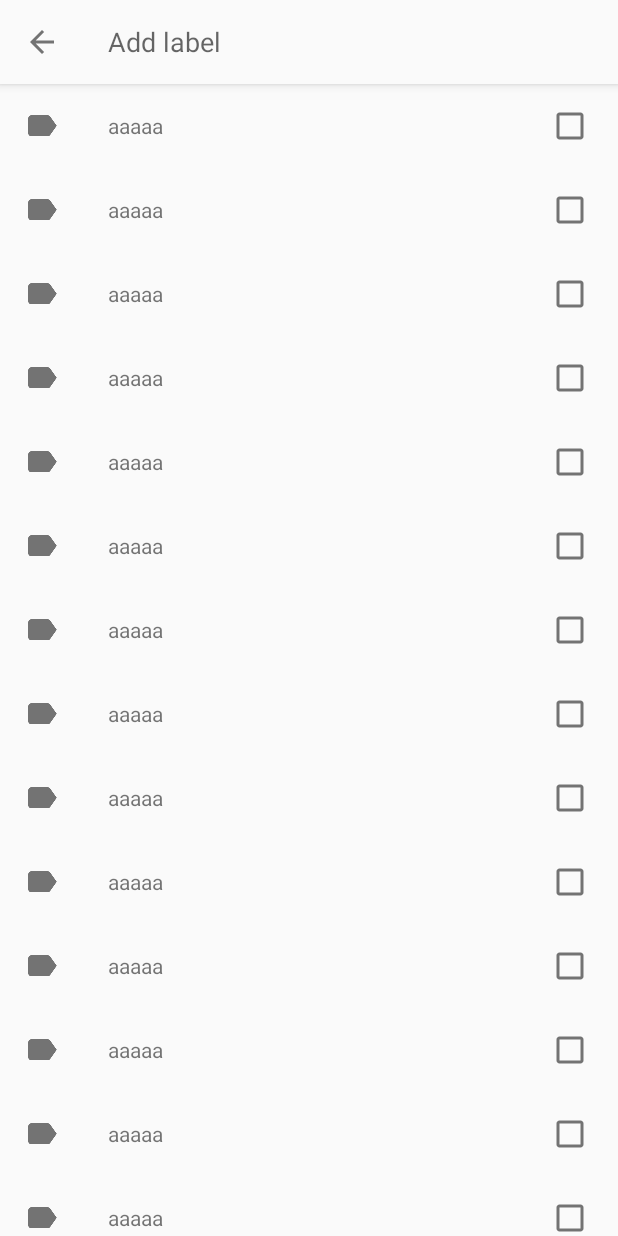
After one commit to ZackYau/ZNote, an Android app: the LabelActivity screen opened directly, with no data from a screen before it, on a phone screen of 412 x 824 dp. The commit adds this screen. Run offline under Robolectric (Android 15) with nearby library versions, the phone set to English and light mode, and no system bars.

Commit message:
添加记事标签页面
Recyclerview+checkbox显示标签选择

```diff
--- a/app/src/main/java/com/example/zack/znote/activity/EditNotesActivity.java
+++ b/app/src/main/java/com/example/zack/znote/activity/EditNotesActivity.java
@@ -315,7 +315,7 @@ public class EditNotesActivity extends AppCompatActivity implements ItemAdapter.
         } else if (RECORDING.equals(title)) {
 
         } else if (LABELS.equals(title)) {
-
+            showLabel();
         } else if (CHECKBOXES.equals(title)) {
 
         } else if (DELETE.equals(title)) {
@@ -574,4 +574,12 @@ public class EditNotesActivity extends AppCompatActivity implements ItemAdapter.
         }
     }
 
+    /**
+     * 选择标签
+     */
+    private void showLabel() {
+        Intent intent = new Intent(this, LabelActivity.class);
+        intent.putExtra("notesId", notes.getId());
+        startActivity(intent);
+    }
 }
--- /dev/null
+++ b/app/src/main/java/com/example/zack/znote/activity/LabelActivity.java
@@ -0,0 +1,119 @@
+package com.example.zack.znote.activity;
+
+import android.os.Build;
+import android.os.Bundle;
+import android.support.v4.content.ContextCompat;
+import android.support.v7.app.ActionBar;
+import android.support.v7.app.AppCompatActivity;
+import android.support.v7.widget.LinearLayoutManager;
+import android.support.v7.widget.RecyclerView;
+import android.support.v7.widget.Toolbar;
+import android.text.Editable;
+import android.text.TextWatcher;
+import android.view.View;
+import android.view.Window;
+import android.view.WindowManager;
+import android.widget.CheckBox;
+import android.widget.EditText;
+import android.widget.LinearLayout;
+import android.widget.TextView;
+
+import com.example.zack.znote.R;
+import com.example.zack.znote.adapter.LabelAdapter;
+import com.example.zack.znote.model.LabelItem;
+
+import java.util.ArrayList;
+import java.util.List;
+
+/**
+ * Created by Zack on 2016/10/23.
+ */
+public class LabelActivity extends AppCompatActivity implements LabelAdapter.OnItemClickListener{
+
+    private LinearLayout llLabelActivity;
+    private LinearLayout llAddLabel;
+    private LabelAdapter labelAdapter;
+    private RecyclerView recyclerView;
+    private EditText editText;
+    private List<LabelItem> labelItems;
+    private TextView tvNewLabel;
+
+    @Override
+    protected void onCreate(Bundle savedInstanceState) {
+        super.onCreate(savedInstanceState);
+        setContentView(R.layout.activity_label);
+
+        llLabelActivity = (LinearLayout) findViewById(R.id.ll_label_activity);
+        llAddLabel = (LinearLayout) findViewById(R.id.ll_add_label);
+        recyclerView = (RecyclerView) findViewById(R.id.recycler_view_label);
+        editText = (EditText) findViewById(R.id.edit_text);
+        tvNewLabel = (TextView) findViewById(R.id.tv_new_label);
+
+        initData();
+        initToolbar();
+        setListener();
+    }
+
+    /**
+     * 初始化数据
+     */
+    private void initData() {
+        labelItems = new ArrayList<>();
+        LabelItem label = new LabelItem("aaaaa", false);
+        for (int i = 0; i < 40; i++)
+            labelItems.add(label);
+        labelItems.add(new LabelItem("bbbbb", false));
+        labelItems.add(new LabelItem("ccccc", false));
+        labelAdapter = new LabelAdapter(labelItems, this);
+        recyclerView.setHasFixedSize(true);
+        recyclerView.setLayoutManager(new LinearLayoutManager(this));
+        recyclerView.setAdapter(labelAdapter);
+        labelAdapter.setOnItemClickListener(this);
+    }
+
+    /**
+     * 初始化 Toolbar
+     */
+    private void initToolbar() {
+        Toolbar toolbar = (Toolbar) findViewById(R.id.toolbar);
+        setSupportActionBar(toolbar);
+
+        // 系统版本大于5.0时才设置状态栏颜色
+        if (Build.VERSION.SDK_INT >= Build.VERSION_CODES.LOLLIPOP) {
+            Window window = getWindow();
+            window.addFlags(WindowManager.LayoutParams.FLAG_DRAWS_SYSTEM_BAR_BACKGROUNDS);
+            window.clearFlags(WindowManager.LayoutParams.FLAG_TRANSLUCENT_STATUS);
+            window.setStatusBarColor(ContextCompat.getColor(this, R.color.status_bar_1));
+        }
+        llLabelActivity.setBackgroundColor(ContextCompat.getColor(this, R.color.background_1));
+        ActionBar actionBar = getSupportActionBar();
+        if (actionBar != null) {
+            actionBar.setDisplayHomeAsUpEnabled(true);
+        }
+    }
+
+    @Override
+    public void onItemClick(View view, LabelItem item) {
+        CheckBox cbLabel = (CheckBox) view.findViewById(R.id.cb_label);
+        cbLabel.setChecked(!cbLabel.isChecked());
+    }
+
+    private void setListener() {
+        editText.addTextChangedListener(new TextWatcher() {
+            @Override
+            public void beforeTextChanged(CharSequence charSequence, int i, int i1, int i2) {
+
+            }
+
+            @Override
+            public void onTextChanged(CharSequence charSequence, int i, int i1, int i2) {
+
+            }
+
+            @Override
+            public void afterTextChanged(Editable editable) {
+
+            }
+        });
+    }
+}
--- a/app/src/main/java/com/example/zack/znote/adapter/ItemAdapter.java
+++ b/app/src/main/java/com/example/zack/znote/adapter/ItemAdapter.java
@@ -27,7 +27,7 @@ public class ItemAdapter extends RecyclerView.Adapter<ItemAdapter.ViewHolder> {
 
     @Override
     public ViewHolder onCreateViewHolder(ViewGroup parent, int viewType) {
-        View view = LayoutInflater.from(parent.getContext()).inflate(R.layout.function_list_item,parent,false);
+        View view = LayoutInflater.from(parent.getContext()).inflate(R.layout.item_bottomsheet_list,parent,false);
         ViewHolder viewHolder = new ViewHolder(view);
         return viewHolder;
     }
--- /dev/null
+++ b/app/src/main/java/com/example/zack/znote/adapter/LabelAdapter.java
@@ -0,0 +1,97 @@
+package com.example.zack.znote.adapter;
+
+import android.support.v7.widget.RecyclerView;
+import android.util.SparseBooleanArray;
+import android.view.LayoutInflater;
+import android.view.View;
+import android.view.ViewGroup;
+import android.widget.CheckBox;
+import android.widget.CompoundButton;
+import android.widget.ImageView;
+import android.widget.TextView;
+
+import com.example.zack.znote.R;
+import com.example.zack.znote.model.LabelItem;
+
+import java.util.List;
+
+/**
+ * Created by Zack on 2016/10/23.
+ */
+public class LabelAdapter extends RecyclerView.Adapter<LabelAdapter.ViewHolder> {
+    private List<LabelItem> items;
+    private OnItemClickListener onItemClickListener;
+    SparseBooleanArray checkStates=new SparseBooleanArray();
+
+    public LabelAdapter(List<LabelItem> items, OnItemClickListener listener) {
+        this.items = items;
+        this.onItemClickListener = listener;
+    }
+
+    @Override
+    public ViewHolder onCreateViewHolder(ViewGroup parent, int viewType) {
+        View view = LayoutInflater.from(parent.getContext()).inflate(R.layout.item_label,parent,false);
+        ViewHolder viewHolder = new ViewHolder(view);
+        return viewHolder;
+    }
+
+    @Override
+    public void onBindViewHolder(ViewHolder holder, int position) {
+        holder.setData(items.get(position), position);
+    }
+
+    @Override
+    public int getItemCount() {
+        return items.size();
+    }
+
+    public void setOnItemClickListener(OnItemClickListener listener) {
+        this.onItemClickListener = listener;
+    }
+
+    public class ViewHolder extends RecyclerView.ViewHolder implements View.OnClickListener{
+        public ImageView imageView;
+        public TextView textView;
+        public CheckBox checkBox;
+        public LabelItem labelItem;
+
+        public ViewHolder(View itemView) {
+            super(itemView);
+            itemView.setOnClickListener(this);
+            this.imageView = (ImageView) itemView.findViewById(R.id.iv_label);
+            this.textView = (TextView) itemView.findViewById(R.id.tv_label);
+            this.checkBox = (CheckBox) itemView.findViewById(R.id.cb_label);
+        }
+
+        @Override
+        public void onClick(View view) {
+            if (onItemClickListener != null) {
+                onItemClickListener.onItemClick(view, labelItem);
+            }
+        }
+
+        public void setData(LabelItem labelItem, int position) {
+            this.labelItem = labelItem;
+            this.textView.setText(labelItem.getTitle());
+            this.checkBox.setTag(position);
+            this.checkBox.setOnCheckedChangeListener(new CompoundButton.OnCheckedChangeListener() {
+                @Override
+                public void onCheckedChanged(CompoundButton compoundButton, boolean isChecked) {
+                    int pos = (int) compoundButton.getTag();
+                    if (checkStates.get(pos, false) == isChecked)
+                        return;
+                    if (isChecked) {
+                        checkStates.put(pos, true);
+                    } else {
+                        checkStates.delete(pos);
+                    }
+                }
+            });
+            this.checkBox.setChecked(checkStates.get(position, false));
+        }
+    }
+
+    public interface OnItemClickListener {
+        void onItemClick(View view, LabelItem item);
+    }
+}
--- /dev/null
+++ b/app/src/main/java/com/example/zack/znote/model/LabelItem.java
@@ -0,0 +1,30 @@
+package com.example.zack.znote.model;
+
+/**
+ * Created by Zack on 2016/10/23.
+ */
+public class LabelItem {
+    String title;
+    boolean checked;
+
+    public LabelItem(String title, boolean checked) {
+        this.title = title;
+        this.checked = checked;
+    }
+
+    public String getTitle() {
+        return title;
+    }
+
+    public boolean isChecked() {
+        return checked;
+    }
+
+    public void setTitle(String title) {
+        this.title = title;
+    }
+
+    public void setChecked(boolean checked) {
+        this.checked = checked;
+    }
+}
--- /dev/null
+++ b/app/src/main/res/layout/activity_label.xml
@@ -0,0 +1,65 @@
+<?xml version="1.0" encoding="utf-8"?>
+<LinearLayout xmlns:android="http://schemas.android.com/apk/res/android"
+    xmlns:tools="http://schemas.android.com/tools"
+    android:id="@+id/ll_label_activity"
+    android:layout_width="match_parent"
+    android:layout_height="match_parent"
+    android:orientation="vertical"
+    tools:context="com.example.zack.znote.activity.LabelActivity">
+
+    <android.support.design.widget.AppBarLayout
+        android:layout_width="match_parent"
+        android:layout_height="wrap_content"
+        android:theme="@style/AppTheme.AppBarOverlay">
+
+        <android.support.v7.widget.Toolbar
+            android:id="@+id/toolbar"
+            android:layout_width="match_parent"
+            android:layout_height="?attr/actionBarSize"
+            android:theme="@style/AppTheme"
+            android:background="@color/background_1"
+            android:focusable="true"
+            android:focusableInTouchMode="true" >
+
+            <EditText
+                android:id="@+id/edit_text"
+                android:layout_width="match_parent"
+                android:layout_height="match_parent"
+                android:background="#00000000"
+                android:hint="@string/add_label"/>
+
+        </android.support.v7.widget.Toolbar>
+
+    </android.support.design.widget.AppBarLayout>
+
+    <LinearLayout
+        android:id="@+id/ll_add_label"
+        android:layout_width="match_parent"
+        android:layout_height="?attr/actionBarSize"
+        android:background="?attr/selectableItemBackground"
+        android:orientation="horizontal"
+        android:visibility="gone">
+
+        <ImageView
+            android:id="@+id/iv_add_label"
+            android:layout_width="wrap_content"
+            android:layout_height="wrap_content"
+            android:padding="16dp"
+            android:src="@drawable/ic_add_black_24dp"
+            android:tint="@color/colorPrimaryDark"/>
+
+        <TextView
+            android:id="@+id/tv_new_label"
+            android:layout_width="0dp"
+            android:layout_height="match_parent"
+            android:layout_weight="1"
+            android:gravity="center_vertical" />
+
+    </LinearLayout>
+
+    <android.support.v7.widget.RecyclerView
+        android:id="@+id/recycler_view_label"
+        android:layout_width="match_parent"
+        android:layout_height="match_parent" />
+
+</LinearLayout>
--- /dev/null
+++ b/app/src/main/res/layout/item_label.xml
@@ -0,0 +1,36 @@
+<?xml version="1.0" encoding="utf-8"?>
+<LinearLayout xmlns:android="http://schemas.android.com/apk/res/android"
+    xmlns:tools="http://schemas.android.com/tools"
+    android:layout_width="match_parent"
+    android:layout_height="?attr/actionBarSize"
+    android:background="?attr/selectableItemBackground"
+    android:orientation="horizontal">
+
+    <ImageView
+        android:id="@+id/iv_label"
+        android:layout_width="wrap_content"
+        android:layout_height="wrap_content"
+        android:padding="@dimen/activity_horizontal_margin"
+        android:src="@drawable/ic_label_white_24dp"
+        android:tint="@color/iconColor"/>
+
+    <TextView
+        android:id="@+id/tv_label"
+        android:layout_width="0dp"
+        android:layout_height="match_parent"
+        android:layout_marginStart="@dimen/activity_horizontal_margin"
+        android:layout_marginLeft="@dimen/activity_horizontal_margin"
+        android:layout_weight="1"
+        android:gravity="center_vertical" />
+
+    <CheckBox
+        android:id="@+id/cb_label"
+        android:layout_width="wrap_content"
+        android:layout_height="wrap_content"
+        android:layout_gravity="center_vertical"
+        android:layout_marginEnd="16dp"
+        android:layout_marginRight="16dp"
+        android:background="?attr/selectableItemBackgroundBorderless"
+        android:focusable="false"/>
+
+</LinearLayout>
--- a/app/src/main/res/values/strings.xml
+++ b/app/src/main/res/values/strings.xml
@@ -17,6 +17,7 @@
     <string name="action_copy">Make a copy</string>
     <string name="action_send">Send</string>
     <string name="action_labels">Labels</string>
+    <string name="add_label">Add label</string>
 
     <!--color name-->
     <string name="color_name_1">White</string>
```
Also changed, not shown: app/src/main/AndroidManifest.xml (+8 -0 lines), app/src/main/res/drawable-hdpi-v4/ic_add_black_24dp.png (added), app/src/main/res/drawable-mdpi-v4/ic_add_black_24dp.png (added), app/src/main/res/drawable-xhdpi-v4/ic_add_black_24dp.png (added), app/src/main/res/drawable-xxhdpi-v4/ic_add_black_24dp.png (added), app/src/main/res/drawable-xxxhdpi-v4/ic_add_black_24dp.png (added), app/src/main/res/layout/item_bottomsheet_list.xml (renamed from app/src/main/res/layout/function_list_item.xml).
